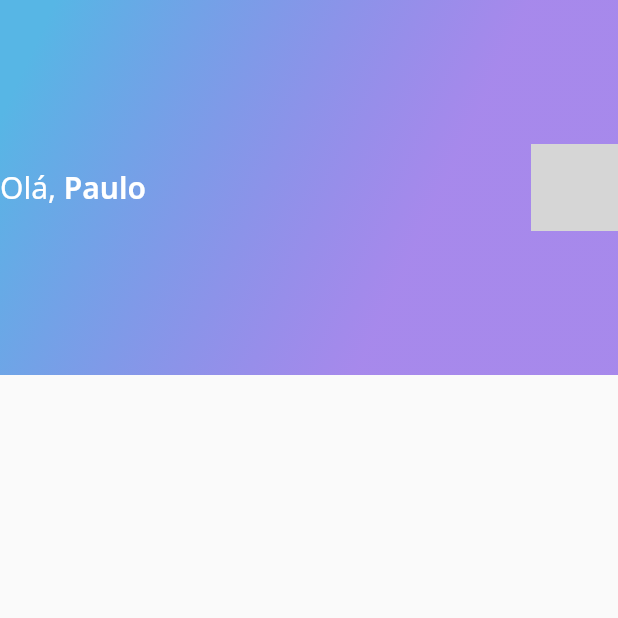
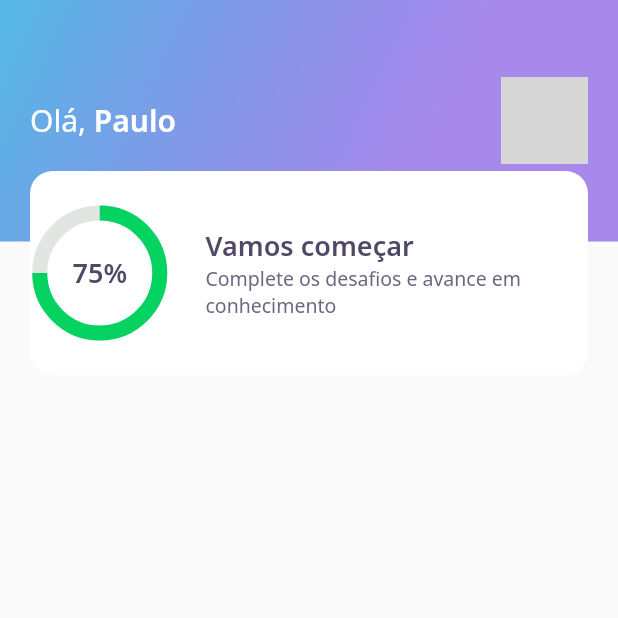
Before and after one commit to nagpaulo/devquiz-flutter, a Flutter app: the screen it shows after launch, on a phone screen of 412 x 824 dp, the top half of it. Run offline on Flutter 3.47's test engine with Material 2 defaults, Android fonts, the phone set to English and light mode, and no system bars; our stand-ins replace google_fonts; network calls fail; grey boxes are pictures that could not be loaded.

Commit message:
ScoreBar, ChartWidget, Editando AppBar

```diff
--- a/lib/home/widgets/appbar/app_bar_widget.dart
+++ b/lib/home/widgets/appbar/app_bar_widget.dart
@@ -1,4 +1,5 @@
 import 'package:DevQuiz/core/core.dart';
+import 'package:DevQuiz/home/widgets/score_card/score_card_widget.dart';
 import 'package:flutter/material.dart';
 
 class AppBarWidget extends PreferredSize {
@@ -7,6 +8,12 @@ class AppBarWidget extends PreferredSize {
             preferredSize: Size.fromHeight(250),
             child: Container(
               height: 250,
+              child: Stack(
+                children: [
+                  Container(
+                    height: 161,
+                    padding: const EdgeInsets.symmetric(horizontal: 20),
+                    width: double.maxFinite,
                     decoration: BoxDecoration(gradient: AppGradients.linear),
                     child: Row(
                       mainAxisAlignment: MainAxisAlignment.spaceBetween,
@@ -31,5 +38,10 @@ class AppBarWidget extends PreferredSize {
                         )
                       ],
                     ),
+                  ),
+                  Align(
+                      alignment: Alignment(0.0, 1.0), child: ScoreCardWidget())
+                ],
+              ),
             ));
 }
--- /dev/null
+++ b/lib/home/widgets/chart/chart_widget.dart
@@ -0,0 +1,36 @@
+import 'package:DevQuiz/core/core.dart';
+import 'package:flutter/material.dart';
+
+class ChartWidget extends StatelessWidget {
+  const ChartWidget({Key? key}) : super(key: key);
+
+  @override
+  Widget build(BuildContext context) {
+    return Container(
+      height: 80,
+      width: 80,
+      child: Stack(
+        children: [
+          Center(
+            child: Container(
+              height: 80,
+              width: 80,
+              child: CircularProgressIndicator(
+                strokeWidth: 10,
+                value: .75,
+                backgroundColor: AppColors.chartSecondary,
+                valueColor:
+                    AlwaysStoppedAnimation<Color>(AppColors.chartPrimary),
+              ),
+            ),
+          ),
+          Center(
+              child: Text(
+            "75%",
+            style: AppTextStyles.heading,
+          ))
+        ],
+      ),
+    );
+  }
+}
--- /dev/null
+++ b/lib/home/widgets/score_card/score_card_widget.dart
@@ -0,0 +1,45 @@
+import 'package:DevQuiz/core/core.dart';
+import 'package:DevQuiz/home/widgets/chart/chart_widget.dart';
+import 'package:flutter/material.dart';
+
+class ScoreCardWidget extends StatelessWidget {
+  const ScoreCardWidget({Key? key}) : super(key: key);
+
+  @override
+  Widget build(BuildContext context) {
+    return Padding(
+      padding: const EdgeInsets.only(left: 20, right: 20),
+      child: Container(
+        height: 136,
+        decoration: BoxDecoration(
+            color: AppColors.white, borderRadius: BorderRadius.circular(15)),
+        child: Row(
+          crossAxisAlignment: CrossAxisAlignment.center,
+          children: [
+            Expanded(flex: 1, child: ChartWidget()),
+            Expanded(
+              flex: 3,
+              child: Padding(
+                padding: const EdgeInsets.only(left: 24),
+                child: Column(
+                  mainAxisAlignment: MainAxisAlignment.center,
+                  crossAxisAlignment: CrossAxisAlignment.start,
+                  children: [
+                    Text(
+                      "Vamos começar",
+                      style: AppTextStyles.heading,
+                    ),
+                    Text(
+                      "Complete os desafios e avance em conhecimento",
+                      style: AppTextStyles.body,
+                    )
+                  ],
+                ),
+              ),
+            )
+          ],
+        ),
+      ),
+    );
+  }
+}
```
Lines whose indentation alone changed are shown as unchanged.
